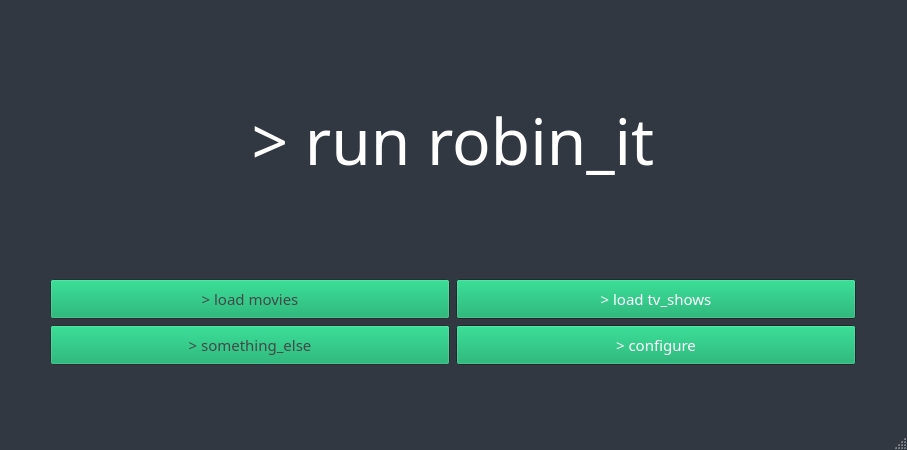
The window that gui/resources/ui/mainwindow.ui (3ximus/robin-it) describes before a commit, drawn with Qt 5.
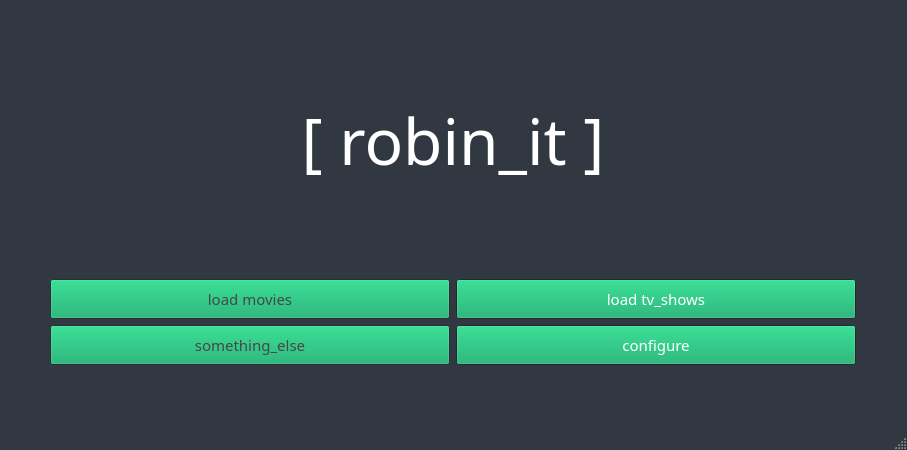
The same window after the commit. Icons and pictures are not drawn.

```diff
--- a/gui/resources/ui/mainwindow.ui
+++ b/gui/resources/ui/mainwindow.ui
@@ -496,7 +496,7 @@
        </font>
       </property>
       <property name="text">
-       <string>&gt; run robin_it</string>
+       <string>[ robin_it ]</string>
       </property>
       <property name="alignment">
        <set>Qt::AlignCenter</set>
@@ -644,7 +644,7 @@
          <enum>Qt::WheelFocus</enum>
         </property>
         <property name="text">
-         <string>&gt; load tv_shows</string>
+         <string>load tv_shows</string>
         </property>
        </widget>
       </item>
@@ -675,7 +675,7 @@
          <enum>Qt::WheelFocus</enum>
         </property>
         <property name="text">
-         <string>&gt; load movies</string>
+         <string>load movies</string>
         </property>
        </widget>
       </item>
@@ -706,7 +706,7 @@
          <enum>Qt::WheelFocus</enum>
         </property>
         <property name="text">
-         <string>&gt; something_else</string>
+         <string>something_else</string>
         </property>
        </widget>
       </item>
@@ -734,7 +734,7 @@
          <enum>Qt::WheelFocus</enum>
         </property>
         <property name="text">
-         <string>&gt; configure</string>
+         <string>configure</string>
         </property>
        </widget>
       </item>
```
